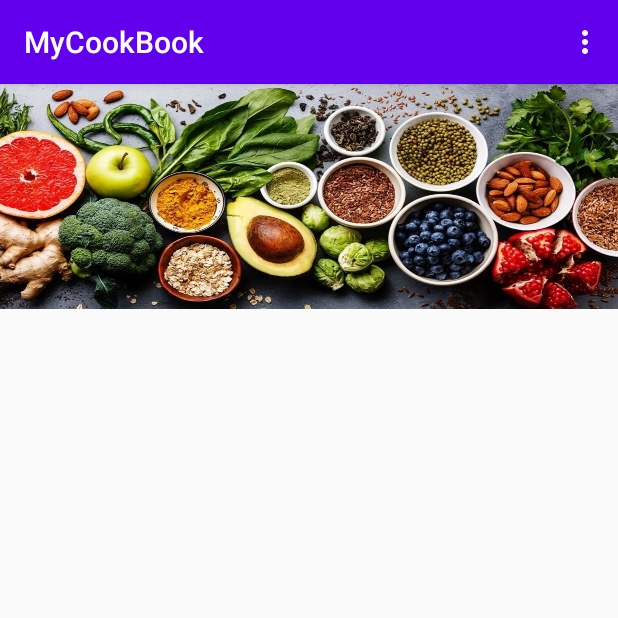
After one commit to AviErel/MyCookBook, an Android app: the Base screen opened directly, with no data from a screen before it, on a phone screen of 412 x 824 dp, the top half of it. The commit adds this screen. Run offline under Robolectric (Android 15) with nearby library versions, the phone set to English and light mode, and no system bars.

Commit message:
Using Base

```diff
--- a/app/src/main/AndroidManifest.xml
+++ b/app/src/main/AndroidManifest.xml
@@ -9,7 +9,8 @@
         android:roundIcon="@mipmap/ic_launcher_round"
         android:supportsRtl="true"
         android:theme="@style/AppTheme">
-        <activity android:name=".LogginActivity"></activity>
+        <activity android:name=".Base"></activity>
+        <activity android:name=".LogginActivity" />
         <activity android:name=".DisplayData" />
         <activity android:name=".SaveRecipe" />
         <activity android:name=".MainActivity">
--- /dev/null
+++ b/app/src/main/java/com/example/mycookbook/Base.java
@@ -0,0 +1,23 @@
+package com.example.mycookbook;
+
+import androidx.appcompat.app.AppCompatActivity;
+
+import android.os.Bundle;
+import android.view.Menu;
+import android.view.MenuInflater;
+
+public class Base extends AppCompatActivity {
+
+    @Override
+    protected void onCreate(Bundle savedInstanceState) {
+        super.onCreate(savedInstanceState);
+        setContentView(R.layout.activity_base);
+    }
+
+    @Override
+    public boolean onCreateOptionsMenu(Menu menu) {
+        MenuInflater inflater = getMenuInflater();
+        inflater.inflate(R.menu.mainmenu, menu);
+        return true;
+    }
+}
--- a/app/src/main/java/com/example/mycookbook/DisplayData.java
+++ b/app/src/main/java/com/example/mycookbook/DisplayData.java
@@ -33,7 +33,7 @@ import Model.FireBaseModel;
 import Model.Recipe;
 import Model.Statics;
 
-public class DisplayData extends AppCompatActivity implements Statics.GetDataListener {
+public class DisplayData extends Base implements Statics.GetDataListener {
 
     ListView lst;
     List<Recipe> recipesList;
--- a/app/src/main/java/com/example/mycookbook/LogginActivity.java
+++ b/app/src/main/java/com/example/mycookbook/LogginActivity.java
@@ -21,7 +21,7 @@ import com.google.android.gms.common.api.OptionalPendingResult;
 import com.google.android.gms.common.api.ResultCallback;
 import com.google.android.gms.tasks.Task;
 
-public class LogginActivity extends AppCompatActivity implements View.OnClickListener {
+public class LogginActivity extends Base implements View.OnClickListener {
 
     private GoogleSignInClient mGoogleSignInClient;
     private static final int RC_SIGN_IN = 497;
--- a/app/src/main/java/com/example/mycookbook/MainActivity.java
+++ b/app/src/main/java/com/example/mycookbook/MainActivity.java
@@ -10,7 +10,7 @@ import android.widget.Button;
 
 import Model.Statics;
 
-public class MainActivity extends AppCompatActivity {
+public class MainActivity extends Base {
 
     Intent showMe;
     @Override
@@ -22,14 +22,14 @@ public class MainActivity extends AppCompatActivity {
         setContentView(R.layout.activity_main);
         onSharedIntent();
     }
-
+/*
     @Override
     protected void onStart(){
         super.onStart();
         showMe=new Intent(this,DisplayData.class);
         startActivity(showMe);
     }
-
+*/
     private void onSharedIntent() {
         Intent receiverdIntent = getIntent();
         String receivedAction = receiverdIntent.getAction();
--- a/app/src/main/java/com/example/mycookbook/SaveRecipe.java
+++ b/app/src/main/java/com/example/mycookbook/SaveRecipe.java
@@ -22,7 +22,7 @@ import org.json.JSONObject;
 
 import java.util.UUID;
 
-public class SaveRecipe extends AppCompatActivity {
+public class SaveRecipe extends Base {
 
     EditText header;
     EditText description;
--- /dev/null
+++ b/app/src/main/res/layout/activity_base.xml
@@ -0,0 +1,15 @@
+<?xml version="1.0" encoding="utf-8"?>
+<androidx.appcompat.widget.LinearLayoutCompat
+    xmlns:android="http://schemas.android.com/apk/res/android"
+    xmlns:app="http://schemas.android.com/apk/res-auto"
+    xmlns:tools="http://schemas.android.com/tools"
+    android:layout_width="match_parent"
+    android:layout_height="match_parent"
+    tools:context=".Base">
+
+    <androidx.appcompat.widget.Toolbar
+        android:layout_width="match_parent"
+        android:layout_height="150dp"
+        android:background="@drawable/food4"/>
+
+</androidx.appcompat.widget.LinearLayoutCompat>
--- a/app/src/main/res/layout/activity_main.xml
+++ b/app/src/main/res/layout/activity_main.xml
@@ -8,9 +8,4 @@
     android:background="@drawable/design"
     tools:context=".MainActivity">
 
-    <androidx.appcompat.widget.Toolbar
-        android:layout_width="match_parent"
-        android:layout_height="150dp"
-        android:background="@drawable/food4"/>
-
 </androidx.appcompat.widget.LinearLayoutCompat>
--- /dev/null
+++ b/app/src/main/res/menu/mainmenu.xml
@@ -0,0 +1,11 @@
+<?xml version="1.0" encoding="utf-8"?>
+<menu xmlns:android="http://schemas.android.com/apk/res/android">
+    <item
+        android:id="@+id/menu_show"
+        android:title="@string/showList"
+        />
+    <item
+        android:id="@+id/menu_logoff"
+        android:title="@string/logOff"
+        />
+</menu>
--- a/app/src/main/res/values/strings.xml
+++ b/app/src/main/res/values/strings.xml
@@ -11,6 +11,12 @@
     <string name="hello_second_fragment">Hello second fragment. Arg: %1$s</string>
 
 
+    <!-- menu section-->
+    <string name="showList">My Recipes</string>
+    <string name="logOff">Log off</string>
+
+
+    <!--Save action section-->
     <string name="saveHeader">Enter recipe header</string>
     <string name="saveUri">Selected Uri</string>
     <string name="saveDescription">Recipe Description</string>
@@ -34,6 +40,7 @@
         <item>Vegan</item>
     </string-array>
 
+    <!--Display Action section-->
     <string name="displayBack">Back</string>
 
 </resources>
```
